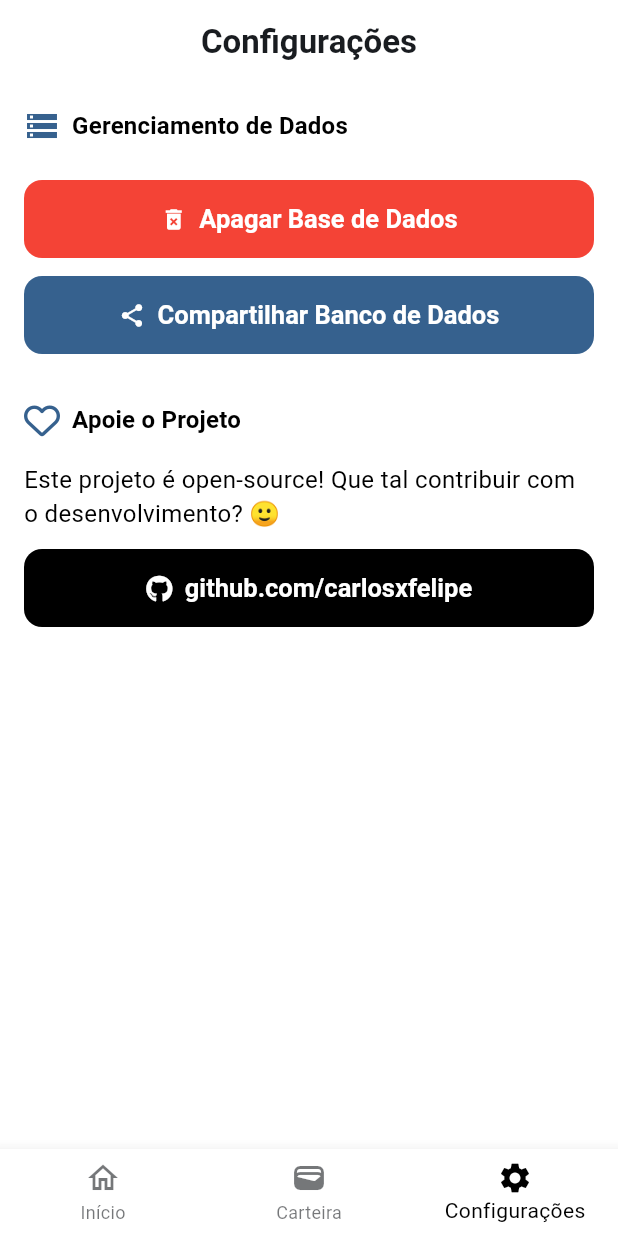
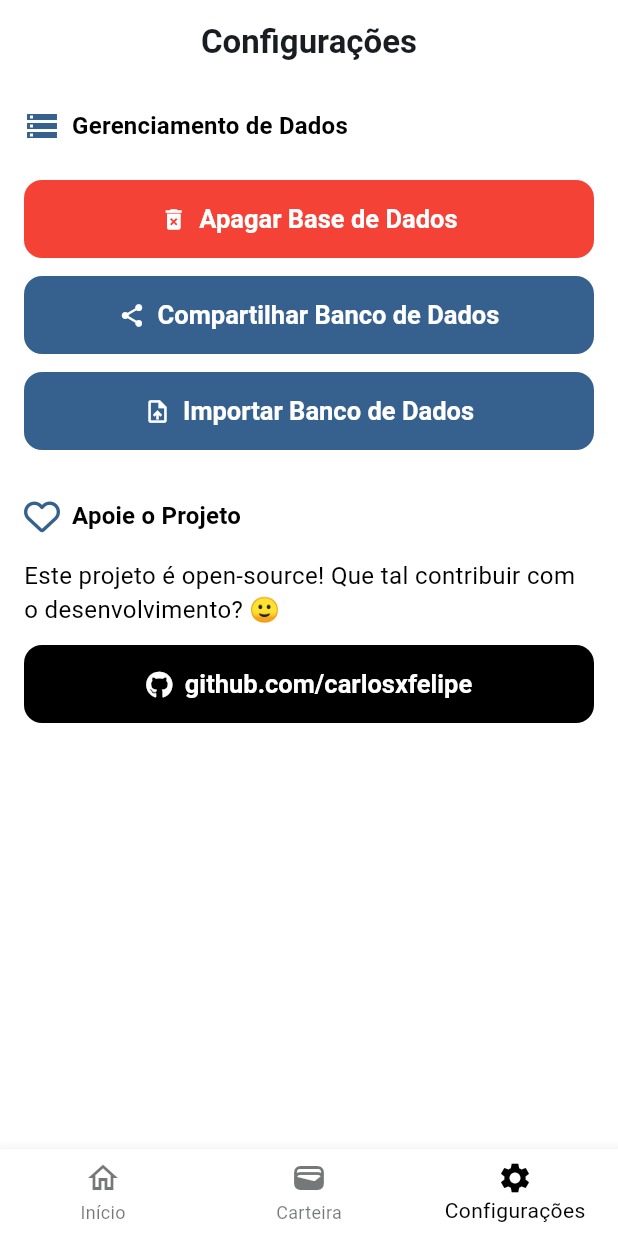
Before and after one commit to carlosxfelipe/ticker, a Flutter app: the screen it shows after launch, item 3 of the bottom bar chosen, after a tap on "github.com/carlosxfelipe", on a phone screen of 412 x 824 dp. Run offline on Flutter 3.47's test engine with Material 3 defaults, Android fonts, the phone set to English and light mode, and no system bars; our stand-ins replace dio, file_picker, fl_chart, flutter_dotenv, font_awesome_flutter, go_router and 2 more; accounts and stored records are empty.

Commit message:
feat: add import database button in SettingsBody and update launch mode for URL

```diff
--- a/lib/screens/settings_screen.dart
+++ b/lib/screens/settings_screen.dart
@@ -93,6 +93,12 @@ class SettingsBody extends StatelessWidget {
             icon: Icons.share,
             onPressed: () => BackupService.exportDatabase(context),
           ),
+          const SizedBox(height: 12),
+          Button(
+            label: 'Importar Banco de Dados',
+            icon: Icons.upload_file,
+            onPressed: () => BackupService.importDatabase(context),
+          ),
           const SizedBox(height: 32),
           Row(
             children: [
@@ -125,7 +131,7 @@ class SettingsBody extends StatelessWidget {
               if (await canLaunchUrl(Uri.parse(url))) {
                 await launchUrl(
                   Uri.parse(url),
-                  mode: LaunchMode.externalApplication,
+                  mode: LaunchMode.platformDefault,
                 );
               }
             },
```
